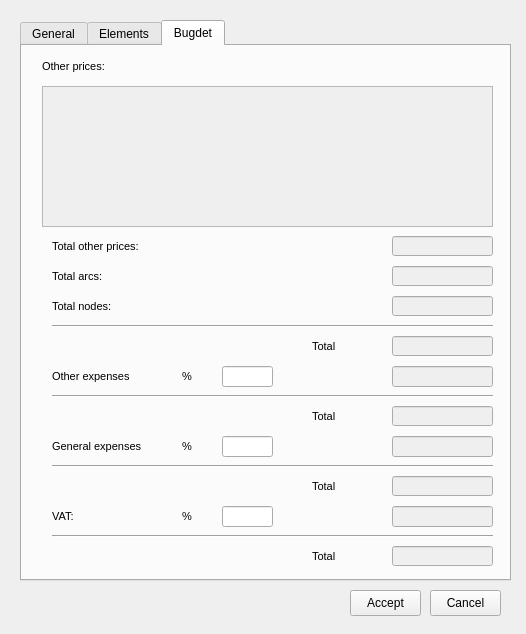
This is ui/plan_psector.ui in Giswater/giswater_qgis_plugin as Qt 5 draws it before an edit. The edited form follows.
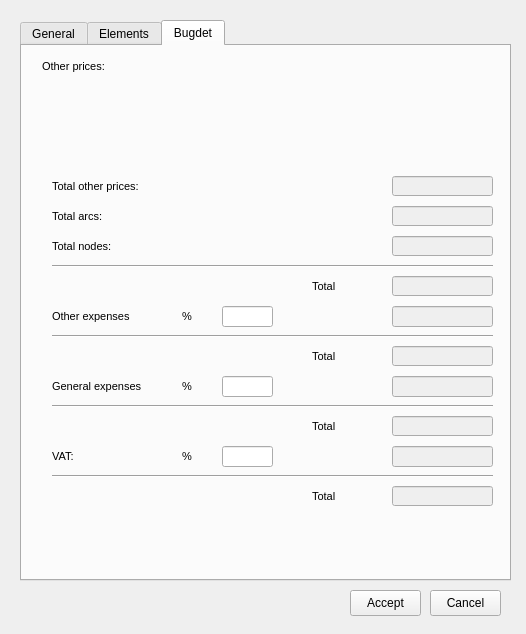
This is the edited form. The open tabs and pages were chosen to show the change.

What changed in the file:
```diff
--- a/ui/plan_psector.ui
+++ b/ui/plan_psector.ui
@@ -834,7 +834,7 @@
      <property name="geometry">
       <rect>
        <x>30</x>
-       <y>460</y>
+       <y>400</y>
        <width>51</width>
        <height>21</height>
       </rect>
@@ -855,7 +855,7 @@
      <property name="geometry">
       <rect>
        <x>30</x>
-       <y>390</y>
+       <y>330</y>
        <width>131</width>
        <height>21</height>
       </rect>
@@ -879,7 +879,7 @@
      <property name="geometry">
       <rect>
        <x>200</x>
-       <y>320</y>
+       <y>260</y>
        <width>51</width>
        <height>21</height>
       </rect>
@@ -901,7 +901,7 @@
      <property name="geometry">
       <rect>
        <x>160</x>
-       <y>320</y>
+       <y>260</y>
        <width>31</width>
        <height>21</height>
       </rect>
@@ -922,7 +922,7 @@
      <property name="geometry">
       <rect>
        <x>30</x>
-       <y>250</y>
+       <y>190</y>
        <width>191</width>
        <height>21</height>
       </rect>
@@ -946,7 +946,7 @@
      <property name="geometry">
       <rect>
        <x>370</x>
-       <y>250</y>
+       <y>190</y>
        <width>101</width>
        <height>20</height>
       </rect>
@@ -968,7 +968,7 @@
      <property name="geometry">
       <rect>
        <x>30</x>
-       <y>320</y>
+       <y>260</y>
        <width>121</width>
        <height>21</height>
       </rect>
@@ -992,7 +992,7 @@
      <property name="geometry">
       <rect>
        <x>370</x>
-       <y>320</y>
+       <y>260</y>
        <width>101</width>
        <height>21</height>
       </rect>
@@ -1017,7 +1017,7 @@
      <property name="geometry">
       <rect>
        <x>370</x>
-       <y>360</y>
+       <y>300</y>
        <width>101</width>
        <height>20</height>
       </rect>
@@ -1039,7 +1039,7 @@
      <property name="geometry">
       <rect>
        <x>290</x>
-       <y>360</y>
+       <y>300</y>
        <width>51</width>
        <height>21</height>
       </rect>
@@ -1060,7 +1060,7 @@
      <property name="geometry">
       <rect>
        <x>30</x>
-       <y>340</y>
+       <y>280</y>
        <width>441</width>
        <height>21</height>
       </rect>
@@ -1073,7 +1073,7 @@
      <property name="geometry">
       <rect>
        <x>160</x>
-       <y>390</y>
+       <y>330</y>
        <width>31</width>
        <height>21</height>
       </rect>
@@ -1097,7 +1097,7 @@
      <property name="geometry">
       <rect>
        <x>200</x>
-       <y>390</y>
+       <y>330</y>
        <width>51</width>
        <height>21</height>
       </rect>
@@ -1119,7 +1119,7 @@
      <property name="geometry">
       <rect>
        <x>30</x>
-       <y>410</y>
+       <y>350</y>
        <width>441</width>
        <height>21</height>
       </rect>
@@ -1135,7 +1135,7 @@
      <property name="geometry">
       <rect>
        <x>370</x>
-       <y>390</y>
+       <y>330</y>
        <width>101</width>
        <height>21</height>
       </rect>
@@ -1160,7 +1160,7 @@
      <property name="geometry">
       <rect>
        <x>200</x>
-       <y>460</y>
+       <y>400</y>
        <width>51</width>
        <height>21</height>
       </rect>
@@ -1185,7 +1185,7 @@
      <property name="geometry">
       <rect>
        <x>370</x>
-       <y>460</y>
+       <y>400</y>
        <width>101</width>
        <height>21</height>
       </rect>
@@ -1207,7 +1207,7 @@
      <property name="geometry">
       <rect>
        <x>160</x>
-       <y>460</y>
+       <y>400</y>
        <width>31</width>
        <height>21</height>
       </rect>
@@ -1231,7 +1231,7 @@
      <property name="geometry">
       <rect>
        <x>370</x>
-       <y>430</y>
+       <y>370</y>
        <width>101</width>
        <height>20</height>
       </rect>
@@ -1253,7 +1253,7 @@
      <property name="geometry">
       <rect>
        <x>290</x>
-       <y>430</y>
+       <y>370</y>
        <width>51</width>
        <height>21</height>
       </rect>
@@ -1274,7 +1274,7 @@
      <property name="geometry">
       <rect>
        <x>30</x>
-       <y>480</y>
+       <y>420</y>
        <width>441</width>
        <height>21</height>
       </rect>
@@ -1287,7 +1287,7 @@
      <property name="geometry">
       <rect>
        <x>290</x>
-       <y>500</y>
+       <y>440</y>
        <width>51</width>
        <height>21</height>
       </rect>
@@ -1311,7 +1311,7 @@
      <property name="geometry">
       <rect>
        <x>370</x>
-       <y>500</y>
+       <y>440</y>
        <width>101</width>
        <height>20</height>
       </rect>
@@ -1336,7 +1336,7 @@
      <property name="geometry">
       <rect>
        <x>370</x>
-       <y>290</y>
+       <y>230</y>
        <width>101</width>
        <height>20</height>
       </rect>
@@ -1358,7 +1358,7 @@
      <property name="geometry">
       <rect>
        <x>30</x>
-       <y>270</y>
+       <y>210</y>
        <width>441</width>
        <height>21</height>
       </rect>
@@ -1371,7 +1371,7 @@
      <property name="geometry">
       <rect>
        <x>290</x>
-       <y>290</y>
+       <y>230</y>
        <width>51</width>
        <height>21</height>
       </rect>
@@ -1395,7 +1395,7 @@
      <property name="geometry">
       <rect>
        <x>370</x>
-       <y>190</y>
+       <y>130</y>
        <width>101</width>
        <height>20</height>
       </rect>
@@ -1417,7 +1417,7 @@
      <property name="geometry">
       <rect>
        <x>30</x>
-       <y>190</y>
+       <y>130</y>
        <width>191</width>
        <height>21</height>
       </rect>
@@ -1434,19 +1434,6 @@
       <string>Total other prices:</string>
      </property>
     </widget>
-    <widget class="QTableView" name="tbl_v_plan_other_x_psector">
-     <property name="enabled">
-      <bool>false</bool>
-     </property>
-     <property name="geometry">
-      <rect>
-       <x>20</x>
-       <y>40</y>
-       <width>451</width>
-       <height>141</height>
-      </rect>
-     </property>
-    </widget>
     <widget class="QLabel" name="gexpenses_label_9">
      <property name="geometry">
       <rect>
@@ -1475,7 +1462,7 @@
      <property name="geometry">
       <rect>
        <x>370</x>
-       <y>220</y>
+       <y>160</y>
        <width>101</width>
        <height>20</height>
       </rect>
@@ -1497,7 +1484,7 @@
      <property name="geometry">
       <rect>
        <x>30</x>
-       <y>220</y>
+       <y>160</y>
        <width>191</width>
        <height>21</height>
       </rect>
```
Left out of the diff: 2 changed lines with no effect on the pictures.
